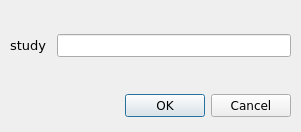
AliSalman-et-al/openmeta-analyst-community, file src/forms/new_study_dlg.ui: the form before one commit.
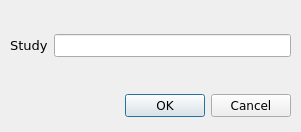
The form after the commit. Icons and pictures are not drawn.

The edit to the form file:
```diff
--- a/src/forms/new_study_dlg.ui
+++ b/src/forms/new_study_dlg.ui
@@ -77,7 +77,7 @@
        </font>
       </property>
       <property name="text">
-       <string>study </string>
+       <string>Study</string>
       </property>
      </widget>
     </item>
```
Left out of the diff: 2 changed lines with no effect on the pictures.
